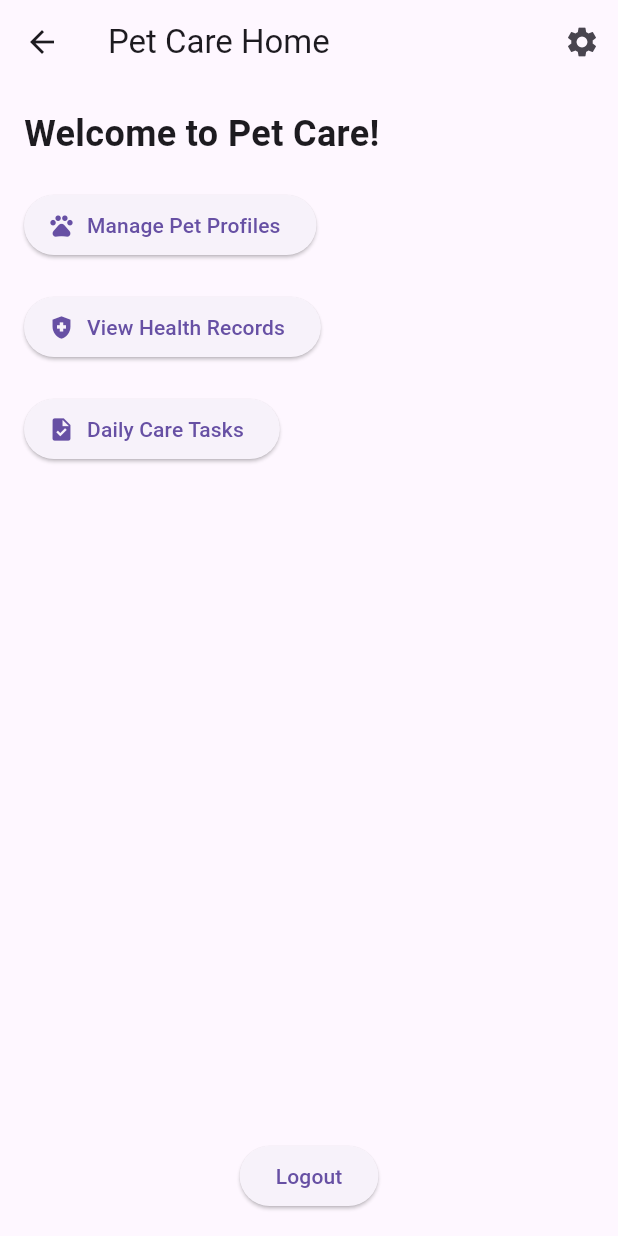
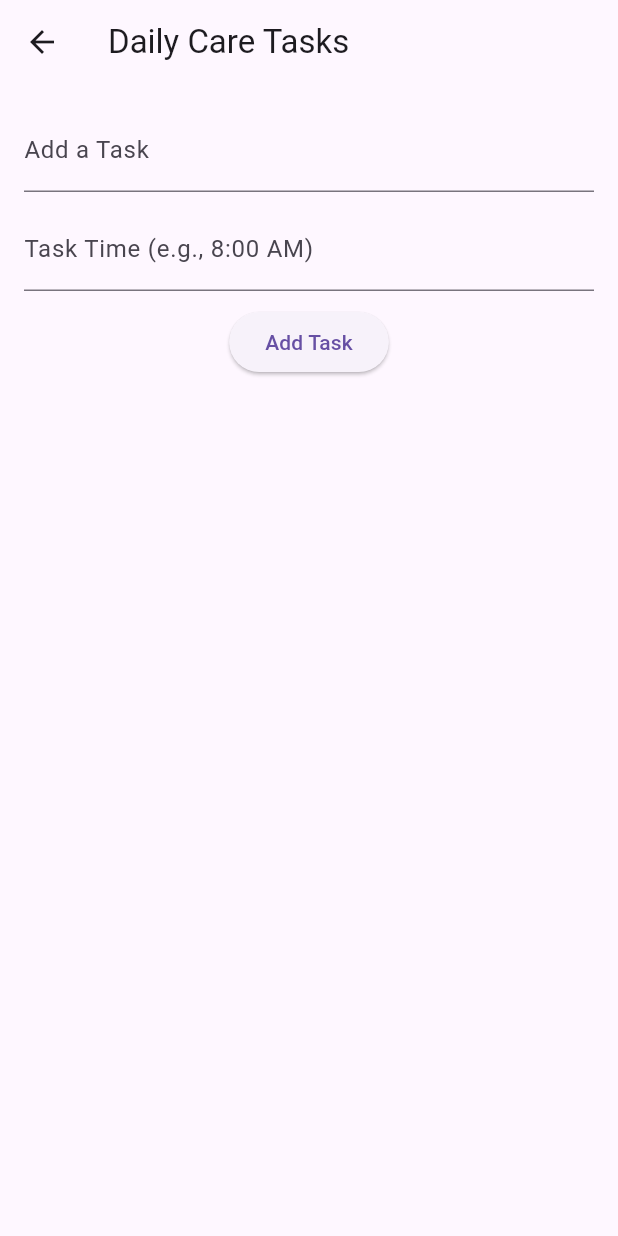
Before and after one commit to AkinniyiS/petcareapp, a Flutter app: the HomeScreen screen opened by its route, after a tap on "Daily Care Tasks", on a phone screen of 412 x 824 dp. Run offline on Flutter 3.47's test engine with Material 3 defaults, Android fonts, the phone set to English and light mode, and no system bars; our stand-ins replace sqflite; accounts and stored records are empty.

Commit message:
"daily task created"

```diff
--- /dev/null
+++ b/petapp/lib/dailycare.dart
@@ -0,0 +1,113 @@
+import 'package:flutter/material.dart';
+import 'database_helper.dart'; // Import your database helper
+
+class DailyCareTaskScreen extends StatefulWidget {
+  @override
+  _DailyCareTaskScreenState createState() => _DailyCareTaskScreenState();
+}
+
+class _DailyCareTaskScreenState extends State<DailyCareTaskScreen> {
+  final _taskNameController = TextEditingController();
+  final _taskTimeController = TextEditingController();
+  List<Map<String, dynamic>> _tasks = [];
+
+  @override
+  void initState() {
+    super.initState();
+    _loadTasks();
+  }
+
+  void _loadTasks() async {
+    final tasks = await DatabaseHelper.instance.queryDailyCareTasks(1); // Example pet ID
+    setState(() {
+      _tasks = tasks;
+    });
+  }
+
+  void _addTask() async {
+    final taskName = _taskNameController.text;
+    final taskTime = _taskTimeController.text;
+
+    if (taskName.isNotEmpty && taskTime.isNotEmpty) {
+      await DatabaseHelper.instance.insertDailyCareTask({
+        'task_name': taskName,
+        'task_time': taskTime, // Make sure to include task_time
+        'pet_id': 1, // Example pet ID
+      });
+      _taskNameController.clear();
+      _taskTimeController.clear();
+      _loadTasks();
+    }
+  }
+
+  void _deleteTask(int id) async {
+    await DatabaseHelper.instance.deleteDailyCareTask(id);
+    _loadTasks();
+  }
+
+  void _toggleTaskCompletion(int id, bool isChecked) async {
+    // Optionally update the task completion status
+    // This requires updating the database schema to include a completion status
+    // You can define a new column `is_completed` in the daily care tasks table
+  }
+
+  @override
+  Widget build(BuildContext context) {
+    return Scaffold(
+      appBar: AppBar(
+        title: Text('Daily Care Tasks'),
+      ),
+      body: Padding(
+        padding: const EdgeInsets.all(16.0),
+        child: Column(
+          children: [
+            TextField(
+              controller: _taskNameController,
+              decoration: InputDecoration(labelText: 'Add a Task'),
+            ),
+            SizedBox(height: 10),
+            TextField(
+              controller: _taskTimeController,
+              decoration: InputDecoration(labelText: 'Task Time (e.g., 8:00 AM)'),
+            ),
+            SizedBox(height: 10),
+            ElevatedButton(
+              onPressed: _addTask,
+              child: Text('Add Task'),
+            ),
+            SizedBox(height: 20),
+            Expanded(
+              child: ListView.builder(
+                itemCount: _tasks.length,
+                itemBuilder: (context, index) {
+                  final task = _tasks[index];
+                  return Card(
+                    child: ListTile(
+                      title: Text(task['task_name']+ " "+task['task_time']),
+                      trailing: IconButton(
+                        icon: Icon(Icons.delete),
+                        onPressed: () {
+                          _deleteTask(task['id']);
+                        },
+                      ),
+                      leading: Checkbox(
+                        value: task['is_completed'] ?? false,
+                        onChanged: (value) {
+                          setState(() {
+                            _toggleTaskCompletion(task['id'], value!);
+                          });
+                        },
+                        activeColor: Colors.green,
+                        checkColor: Colors.green,
+                      ),
+                    )
+                  );
+                },
+              ),
+            ),
+          ],
+        ),
+      ),
+    );
+  }
+}
--- a/petapp/lib/home_screen.dart
+++ b/petapp/lib/home_screen.dart
@@ -2,6 +2,7 @@
 import 'package:flutter/material.dart';
 import 'profile_screen.dart';
 import "settings.dart";
+import 'dailycare.dart';
 
 class HomeScreen extends StatelessWidget {
   const HomeScreen({super.key});
@@ -56,7 +57,10 @@ class HomeScreen extends StatelessWidget {
               icon: Icon(Icons.task),
               label: Text('Daily Care Tasks'),
               onPressed: () {
-                Navigator.pushNamed(context, '/dailyCareTasks');
+                Navigator.push(
+                context,
+                MaterialPageRoute(builder: (context) => DailyCareTaskScreen()),
+                );
               },
             ),
             Spacer(),
```
Also changed, not shown: petapp/lib/database_helper.dart (+9 -0 lines).
